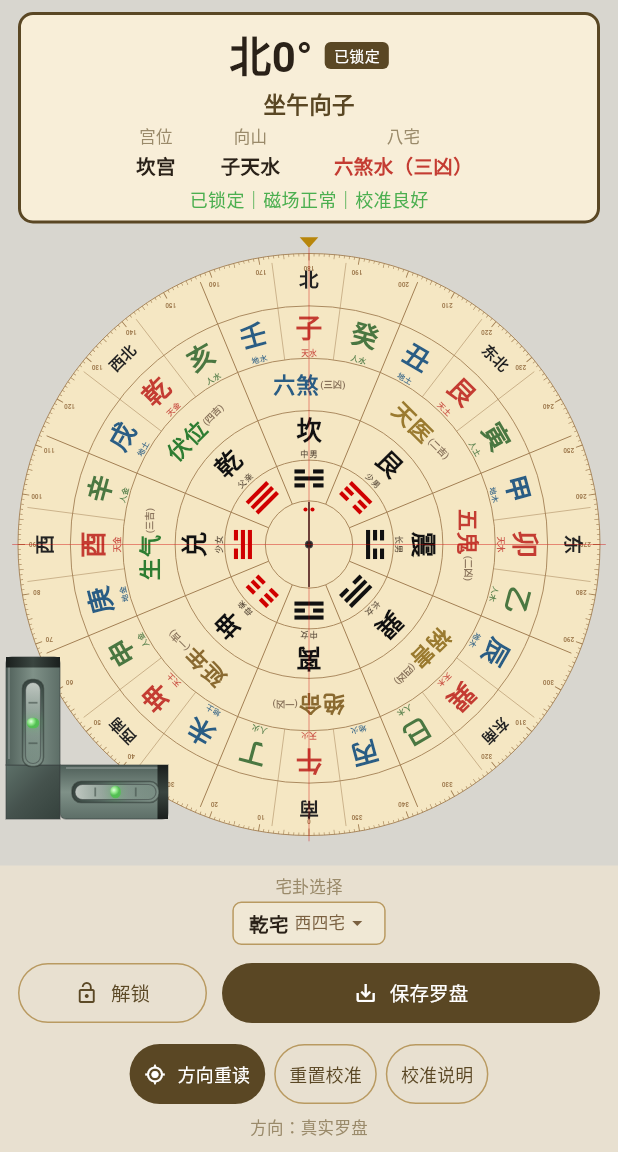
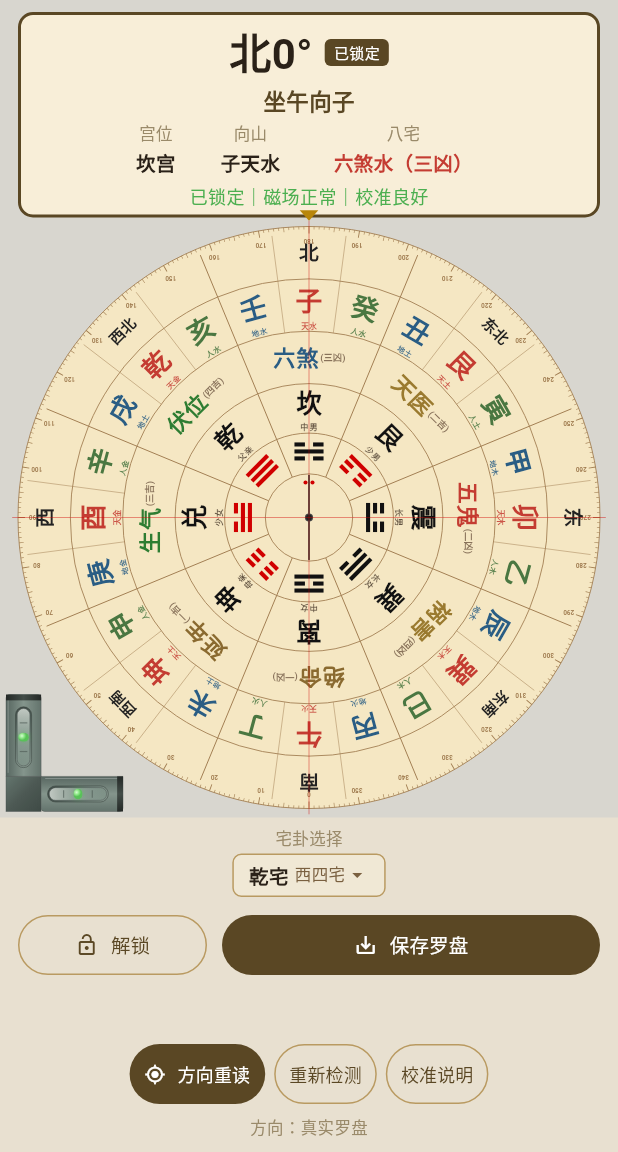
Before and after one commit to Heaifan/fengshii-luopan, a Flutter app: the screen it shows after launch, after a tap on "锁定罗盘", on a phone screen of 412 x 824 dp, the part 84-1236 px from its top. Run offline on Flutter 3.47's test engine with Material 3 defaults, Android fonts, the phone set to English and light mode, and no system bars; our stand-ins replace flutter_compass, flutter_riverpod, sensors_plus, shared_preferences.

Commit message:
fix: v0.4.3.1 - stabilize compass UI layout
- Shrink L-type level indicator from 135 to 78px with proportional sizing
- Add size parameter to LTypeLevelIndicator for flexible scaling
- Replace conditional tilt warning with fixed-height AnimatedOpacity slot
- Prevent layout jump when warning shows/hides
- Compact top info card vertical padding
- Rename "重置校准" to "重新检测"
- Adjust tilt warning color to orange-red (0xFFD86A32)
- Slight opacity (0.94) on level indicator for visual weight reduction

```diff
--- a/lib/features/compass/compass_page.dart
+++ b/lib/features/compass/compass_page.dart
@@ -173,7 +173,7 @@ class _CompassPageState extends State<CompassPage> {
     setState(() => _calibrationOffset = 0);
     _settings.saveCalibrationOffset(0);
     ScaffoldMessenger.of(context).showSnackBar(
-      const SnackBar(content: Text('已重置校准，恢复真实罗盘角度')),
+      const SnackBar(content: Text('已重置，恢复真实罗盘角度')),
     );
   }
 
@@ -740,7 +740,7 @@ class _CompassPageState extends State<CompassPage> {
 
     return Container(
       margin: const EdgeInsets.fromLTRB(12, 8, 12, 0),
-      padding: const EdgeInsets.symmetric(horizontal: 12, vertical: 6),
+      padding: const EdgeInsets.symmetric(horizontal: 12, vertical: 4),
       decoration: BoxDecoration(
         color: const Color(0xFFF8EED8),
         borderRadius: BorderRadius.circular(10),
@@ -854,6 +854,7 @@ class _CompassPageState extends State<CompassPage> {
     return LTypeLevelIndicator(
       horizontalAngle: h,
       verticalAngle: v,
+      size: 78,
     );
   }
 
@@ -950,9 +951,6 @@ class _CompassPageState extends State<CompassPage> {
               ],
             ),
           ] else ...[
-            Column(
-              mainAxisSize: MainAxisSize.min,
-              children: [
             SizedBox(
               width: double.infinity,
               child: FilledButton.icon(
@@ -970,17 +968,35 @@ class _CompassPageState extends State<CompassPage> {
                 ),
               ),
             ),
-                if (tiltAnyBad)
-                  const Padding(
-                    padding: EdgeInsets.only(top: 4),
-                    child: Text('当前姿态偏差大，建议调整后再锁定',
+          ],
+          // Fixed-height tilt warning slot — never changes height
+          SizedBox(
+            height: 34,
+            child: AnimatedOpacity(
+              opacity: (!_isLocked && tiltAnyBad) ? 1.0 : 0.0,
+              duration: const Duration(milliseconds: 180),
+              curve: Curves.easeOut,
+              child: Center(
+                child: Container(
+                  padding:
+                      const EdgeInsets.symmetric(horizontal: 14, vertical: 5),
+                  decoration: BoxDecoration(
+                    color: const Color(0xFFD86A32),
+                    borderRadius: BorderRadius.circular(6),
+                  ),
+                  child: const Text(
+                    '当前姿态偏差大，建议调整后再锁定',
                     style: TextStyle(
-                            fontSize: 11, color: Color(0xFFC43C32))),
+                      color: Color(0xFFFFF4E8),
+                      fontSize: 12,
+                      fontWeight: FontWeight.w500,
                     ),
-              ],
                   ),
-          ],
-          const SizedBox(height: 6),
+                ),
+              ),
+            ),
+          ),
+          const SizedBox(height: 4),
           // ---- Secondary buttons ----
           Wrap(
             spacing: 6,
@@ -1007,7 +1023,7 @@ class _CompassPageState extends State<CompassPage> {
                   padding: const EdgeInsets.symmetric(
                       horizontal: 10, vertical: 4),
                 ),
-                child: const Text('重置校准',
+                child: const Text('重新检测',
                     style: TextStyle(fontSize: 12)),
               ),
               OutlinedButton(
--- a/lib/features/compass/l_type_level_indicator.dart
+++ b/lib/features/compass/l_type_level_indicator.dart
@@ -1,29 +1,34 @@
-import 'dart:math' as math;
 import 'package:flutter/material.dart';
 
 class LTypeLevelIndicator extends StatelessWidget {
   final double horizontalAngle;
   final double verticalAngle;
   final bool hasData;
+  final double size;
 
   const LTypeLevelIndicator({
     super.key,
     required this.horizontalAngle,
     required this.verticalAngle,
     this.hasData = true,
+    this.size = 78,
   });
 
   @override
   Widget build(BuildContext context) {
-    return SizedBox(
-      width: 135,
-      height: 135,
-      child: CustomPaint(
-        size: const Size(135, 135),
-        painter: _LTypeLevelPainter(
-          horizontalAngle: horizontalAngle,
-          verticalAngle: verticalAngle,
-          hasData: hasData,
+    return Opacity(
+      opacity: 0.94,
+      child: SizedBox(
+        width: size,
+        height: size,
+        child: CustomPaint(
+          size: Size(size, size),
+          painter: _LTypeLevelPainter(
+            horizontalAngle: horizontalAngle,
+            verticalAngle: verticalAngle,
+            hasData: hasData,
+            sz: size,
+          ),
         ),
       ),
     );
@@ -34,23 +39,21 @@ class _LTypeLevelPainter extends CustomPainter {
   final double horizontalAngle;
   final double verticalAngle;
   final bool hasData;
+  final double sz;
 
   _LTypeLevelPainter({
     required this.horizontalAngle,
     required this.verticalAngle,
     required this.hasData,
+    required this.sz,
   });
 
-  // L-shape geometry
-  static const double armThick = 36;
-  static const double vertH = 108;
-  static const double horizW = 108;
-  static const double total = 135;
-  static const double endCap = 7;
+  late final double arm = sz * 0.30;
+  late final double span = sz * 0.70;
+  late final double endCap = sz * 0.05;
+  late final double cornerR = sz * 0.03;
 
-  // Bubble movement range
   static const double maxAngle = 8;
-  static const double maxBubbleOffset = 12;
 
   @override
   void paint(Canvas canvas, Size size) {
@@ -62,25 +65,29 @@ class _LTypeLevelPainter extends CustomPainter {
   }
 
   void _drawCorner(Canvas canvas) {
-    final rect = Rect.fromLTWH(0, vertH - armThick, armThick, armThick);
+    final rect = Rect.fromLTWH(0, span, arm, arm);
     final paint = Paint()
-      ..shader = const LinearGradient(
+      ..shader = LinearGradient(
         begin: Alignment.topLeft,
         end: Alignment.bottomRight,
-        colors: [Color(0xFF5d7068), Color(0xFF45524d), Color(0xFF35423d)],
+        colors: const [
+          Color(0xFF5d7068),
+          Color(0xFF45524d),
+          Color(0xFF35423d),
+        ],
       ).createShader(rect);
     canvas.drawRect(rect, paint);
 
-    // Corner border
     final borderPaint = Paint()
       ..color = const Color(0x6B373E3E)
       ..style = PaintingStyle.stroke
-      ..strokeWidth = 1;
+      ..strokeWidth = 0.6;
     canvas.drawRect(rect, borderPaint);
   }
 
   void _drawVerticalArm(Canvas canvas) {
-    final rect = Rect.fromLTWH(0, 0, armThick, vertH - armThick);
+    final armLen = span;
+    final rect = Rect.fromLTWH(0, 0, arm, armLen);
     final paint = Paint()
       ..shader = LinearGradient(
         begin: Alignment.centerLeft,
@@ -91,44 +98,49 @@ class _LTypeLevelPainter extends CustomPainter {
           Color(0xFF5d6e67),
         ],
       ).createShader(rect);
+    final r = cornerR;
     final rrect = RRect.fromRectAndCorners(
       rect,
-      topLeft: const Radius.circular(4),
-      topRight: const Radius.circular(4),
+      topLeft: Radius.circular(r),
+      topRight: Radius.circular(r),
     );
     canvas.drawRRect(rrect, paint);
 
-    // Border
     final borderPaint = Paint()
       ..color = const Color(0x6B373E3E)
       ..style = PaintingStyle.stroke
-      ..strokeWidth = 1;
+      ..strokeWidth = 0.6;
     canvas.drawRRect(rrect, borderPaint);
 
-    // Highlight line
+    // Highlight
     final hlPaint = Paint()
       ..color = const Color(0x47FFFFFF)
-      ..strokeWidth = 1;
+      ..strokeWidth = 0.6;
     canvas.drawLine(
-      Offset(2, 4),
-      Offset(2, vertH - armThick - 4),
+      Offset(arm * 0.06, r),
+      Offset(arm * 0.06, armLen - r),
       hlPaint,
     );
 
     // Top end cap
-    final capRect = Rect.fromLTWH(0, 0, armThick, endCap);
+    final capRect = Rect.fromLTWH(0, 0, arm, endCap);
     final capPaint = Paint()
       ..shader = LinearGradient(
         begin: Alignment.centerLeft,
         end: Alignment.centerRight,
-        colors: const [Color(0xFF1a1f1d), Color(0xFF3a4540), Color(0xFF1a1f1d)],
+        colors: const [
+          Color(0xFF1a1f1d),
+          Color(0xFF3a4540),
+          Color(0xFF1a1f1d),
+        ],
       ).createShader(capRect);
     canvas.drawRect(capRect, capPaint);
   }
 
   void _drawHorizontalArm(Canvas canvas) {
-    final armTop = vertH - armThick;
-    final rect = Rect.fromLTWH(armThick, armTop, horizW - armThick, armThick);
+    final armTop = span;
+    final armLen = span;
+    final rect = Rect.fromLTWH(arm, armTop, armLen, arm);
     final paint = Paint()
       ..shader = LinearGradient(
         begin: Alignment.topCenter,
@@ -139,64 +151,65 @@ class _LTypeLevelPainter extends CustomPainter {
           Color(0xFF5d6e67),
         ],
       ).createShader(rect);
+    final r = cornerR;
     final rrect = RRect.fromRectAndCorners(
       rect,
-      bottomLeft: const Radius.circular(4),
-      bottomRight: const Radius.circular(4),
+      bottomLeft: Radius.circular(r),
+      bottomRight: Radius.circular(r),
     );
     canvas.drawRRect(rrect, paint);
 
-    // Border
     final borderPaint = Paint()
       ..color = const Color(0x6B373E3E)
       ..style = PaintingStyle.stroke
-      ..strokeWidth = 1;
+      ..strokeWidth = 0.6;
     canvas.drawRRect(rrect, borderPaint);
 
-    // Highlight line
+    // Highlight
     final hlPaint = Paint()
       ..color = const Color(0x47FFFFFF)
-      ..strokeWidth = 1;
+      ..strokeWidth = 0.6;
     canvas.drawLine(
-      Offset(armThick + 4, armTop + 2),
-      Offset(horizW - 4, armTop + 2),
+      Offset(arm + armLen * 0.05, armTop + arm * 0.06),
+      Offset(arm + armLen - armLen * 0.05, armTop + arm * 0.06),
       hlPaint,
     );
 
     // Right end cap
-    final capRect = Rect.fromLTWH(horizW - endCap, armTop, endCap, armThick);
+    final capRect =
+        Rect.fromLTWH(arm + armLen - endCap, armTop, endCap, arm);
     final capPaint = Paint()
       ..shader = LinearGradient(
         begin: Alignment.topCenter,
         end: Alignment.bottomCenter,
-        colors: const [Color(0xFF1a1f1d), Color(0xFF3a4540), Color(0xFF1a1f1d)],
+        colors: const [
+          Color(0xFF1a1f1d),
+          Color(0xFF3a4540),
+          Color(0xFF1a1f1d),
+        ],
       ).createShader(capRect);
     canvas.drawRect(capRect, capPaint);
   }
 
   void _drawVerticalVial(Canvas canvas) {
-    const cx = armThick / 2;
-    const vialW = 10.0;
-    const vialH = 54.0;
-    const vialTop = endCap + 10;
-    final vialRect = Rect.fromLTWH(
-      cx - vialW / 2,
-      vialTop,
-      vialW,
-      vialH,
-    );
+    final cx = arm / 2;
+    final vialW = arm * 0.36;
+    final vialH = span * 0.70;
+    final vialTop = endCap + span * 0.10;
+    final vialRect = Rect.fromLTWH(cx - vialW / 2, vialTop, vialW, vialH);
     final rrect =
-        RRect.fromRectAndRadius(vialRect, const Radius.circular(5));
+        RRect.fromRectAndRadius(vialRect, Radius.circular(vialW / 2));
 
     // Recessed slot
+    final gap = sz * 0.015;
     final slotRect = Rect.fromLTWH(
-      cx - vialW / 2 - 2,
-      vialTop - 2,
-      vialW + 4,
-      vialH + 4,
+      cx - vialW / 2 - gap,
+      vialTop - gap,
+      vialW + gap * 2,
+      vialH + gap * 2,
     );
-    final slotRRect =
-        RRect.fromRectAndRadius(slotRect, const Radius.circular(6));
+    final slotRRect = RRect.fromRectAndRadius(
+        slotRect, Radius.circular(vialW / 2 + gap));
     final slotPaint = Paint()
       ..shader = LinearGradient(
         begin: Alignment.topLeft,
@@ -211,7 +224,7 @@ class _LTypeLevelPainter extends CustomPainter {
     final slotBorder = Paint()
       ..color = const Color(0x8A2A332F)
       ..style = PaintingStyle.stroke
-      ..strokeWidth = 1;
+      ..strokeWidth = 0.6;
     canvas.drawRRect(slotRRect, slotBorder);
 
     // Glass tube
@@ -229,34 +242,36 @@ class _LTypeLevelPainter extends CustomPainter {
     final glassBorder = Paint()
       ..color = const Color(0x80373E3E)
       ..style = PaintingStyle.stroke
-      ..strokeWidth = 0.8;
+      ..strokeWidth = 0.5;
     canvas.drawRRect(rrect, glassBorder);
 
     // Scale marks
     final markPaint = Paint()
       ..color = const Color(0x9E44524C)
-      ..strokeWidth = 1.2;
+      ..strokeWidth = 0.8;
     final markY1 = vialTop + vialH * 0.25;
     final markY2 = vialTop + vialH * 0.75;
+    final markMargin = vialW * 0.2;
     canvas.drawLine(
-      Offset(cx - vialW / 2 + 2, markY1),
-      Offset(cx + vialW / 2 - 2, markY1),
+      Offset(cx - vialW / 2 + markMargin, markY1),
+      Offset(cx + vialW / 2 - markMargin, markY1),
       markPaint,
     );
     canvas.drawLine(
-      Offset(cx - vialW / 2 + 2, markY2),
-      Offset(cx + vialW / 2 - 2, markY2),
+      Offset(cx - vialW / 2 + markMargin, markY2),
+      Offset(cx + vialW / 2 - markMargin, markY2),
       markPaint,
     );
 
     // Bubble
     if (hasData) {
+      final maxOffset = vialH * 0.22;
       final clamped = verticalAngle.clamp(-maxAngle, maxAngle);
       final ratio = clamped / maxAngle;
       final centerY = vialTop + vialH / 2;
-      final bubbleY = centerY + ratio * maxBubbleOffset;
-      const bubbleR = 4.2;
-      const bubbleH = 7.0;
+      final bubbleY = centerY + ratio * maxOffset;
+      final bubbleR = vialW * 0.42;
+      final bubbleH = vialW * 0.68;
 
       final bubbleRect = Rect.fromCenter(
         center: Offset(cx, bubbleY),
@@ -264,7 +279,7 @@ class _LTypeLevelPainter extends CustomPainter {
         height: bubbleH,
       );
       final bubbleRRect =
-          RRect.fromRectAndRadius(bubbleRect, const Radius.circular(bubbleR));
+          RRect.fromRectAndRadius(bubbleRect, Radius.circular(bubbleR));
 
       final bubblePaint = Paint()
         ..shader = RadialGradient(
@@ -279,35 +294,32 @@ class _LTypeLevelPainter extends CustomPainter {
 
       final bubbleGlow = Paint()
         ..color = const Color(0x3300ff00)
-        ..maskFilter = const MaskFilter.blur(BlurStyle.normal, 3);
+        ..maskFilter = MaskFilter.blur(BlurStyle.normal, sz * 0.022);
       canvas.drawRRect(bubbleRRect, bubbleGlow);
     }
   }
 
   void _drawHorizontalVial(Canvas canvas) {
-    final armTop = vertH - armThick;
-    const cy = armThick / 2;
-    const vialH = 10.0;
-    const vialW = 54.0;
-    final vialLeft = armThick + 10;
-    final vialRect = Rect.fromLTWH(
-      vialLeft,
-      armTop + cy - vialH / 2,
-      vialW,
-      vialH,
-    );
+    final armTop = span;
+    final cy = arm / 2;
+    final vialH = arm * 0.36;
+    final vialW = span * 0.70;
+    final vialLeft = arm + span * 0.10;
+    final vialRect =
+        Rect.fromLTWH(vialLeft, armTop + cy - vialH / 2, vialW, vialH);
     final rrect =
-        RRect.fromRectAndRadius(vialRect, const Radius.circular(5));
+        RRect.fromRectAndRadius(vialRect, Radius.circular(vialH / 2));
 
     // Recessed slot
+    final gap = sz * 0.015;
     final slotRect = Rect.fromLTWH(
-      vialLeft - 2,
-      armTop + cy - vialH / 2 - 2,
-      vialW + 4,
-      vialH + 4,
+      vialLeft - gap,
+      armTop + cy - vialH / 2 - gap,
+      vialW + gap * 2,
+      vialH + gap * 2,
     );
-    final slotRRect =
-        RRect.fromRectAndRadius(slotRect, const Radius.circular(6));
+    final slotRRect = RRect.fromRectAndRadius(
+        slotRect, Radius.circular(vialH / 2 + gap));
     final slotPaint = Paint()
       ..shader = LinearGradient(
         begin: Alignment.topLeft,
@@ -322,7 +334,7 @@ class _LTypeLevelPainter extends CustomPainter {
     final slotBorder = Paint()
       ..color = const Color(0x8A2A332F)
       ..style = PaintingStyle.stroke
-      ..strokeWidth = 1;
+      ..strokeWidth = 0.6;
     canvas.drawRRect(slotRRect, slotBorder);
 
     // Glass tube
@@ -340,34 +352,36 @@ class _LTypeLevelPainter extends CustomPainter {
     final glassBorder = Paint()
       ..color = const Color(0x80373E3E)
       ..style = PaintingStyle.stroke
-      ..strokeWidth = 0.8;
+      ..strokeWidth = 0.5;
     canvas.drawRRect(rrect, glassBorder);
 
     // Scale marks
     final markPaint = Paint()
       ..color = const Color(0x9E44524C)
-      ..strokeWidth = 1.2;
+      ..strokeWidth = 0.8;
     final cx = vialLeft + vialW / 2;
     final markX1 = vialLeft + vialW * 0.25;
     final markX2 = vialLeft + vialW * 0.75;
+    final markMargin = vialH * 0.2;
     canvas.drawLine(
-      Offset(markX1, armTop + cy - vialH / 2 + 2),
-      Offset(markX1, armTop + cy + vialH / 2 - 2),
+      Offset(markX1, armTop + cy - vialH / 2 + markMargin),
+      Offset(markX1, armTop + cy + vialH / 2 - markMargin),
       markPaint,
     );
     canvas.drawLine(
-      Offset(markX2, armTop + cy - vialH / 2 + 2),
-      Offset(markX2, armTop + cy + vialH / 2 - 2),
+      Offset(markX2, armTop + cy - vialH / 2 + markMargin),
+      Offset(markX2, armTop + cy + vialH / 2 - markMargin),
       markPaint,
     );
 
     // Bubble
     if (hasData) {
+      final maxOffset = vialW * 0.22;
       final clamped = horizontalAngle.clamp(-maxAngle, maxAngle);
       final ratio = clamped / maxAngle;
-      final bubbleX = cx + ratio * maxBubbleOffset;
-      const bubbleR = 4.2;
-      const bubbleW = 7.0;
+      final bubbleX = cx + ratio * maxOffset;
+      final bubbleR = vialH * 0.42;
+      final bubbleW = vialH * 0.68;
 
       final bubbleRect = Rect.fromCenter(
         center: Offset(bubbleX, armTop + cy),
@@ -375,7 +389,7 @@ class _LTypeLevelPainter extends CustomPainter {
         height: bubbleR * 2,
       );
       final bubbleRRect =
-          RRect.fromRectAndRadius(bubbleRect, const Radius.circular(bubbleR));
+          RRect.fromRectAndRadius(bubbleRect, Radius.circular(bubbleR));
 
       final bubblePaint = Paint()
         ..shader = RadialGradient(
@@ -390,7 +404,7 @@ class _LTypeLevelPainter extends CustomPainter {
 
       final bubbleGlow = Paint()
         ..color = const Color(0x3300ff00)
-        ..maskFilter = const MaskFilter.blur(BlurStyle.normal, 3);
+        ..maskFilter = MaskFilter.blur(BlurStyle.normal, sz * 0.022);
       canvas.drawRRect(bubbleRRect, bubbleGlow);
     }
   }
@@ -399,6 +413,7 @@ class _LTypeLevelPainter extends CustomPainter {
   bool shouldRepaint(covariant _LTypeLevelPainter oldDelegate) {
     return oldDelegate.horizontalAngle != horizontalAngle ||
         oldDelegate.verticalAngle != verticalAngle ||
-        oldDelegate.hasData != hasData;
+        oldDelegate.hasData != hasData ||
+        oldDelegate.sz != sz;
   }
 }
```
Lines whose indentation alone changed are shown as unchanged.
